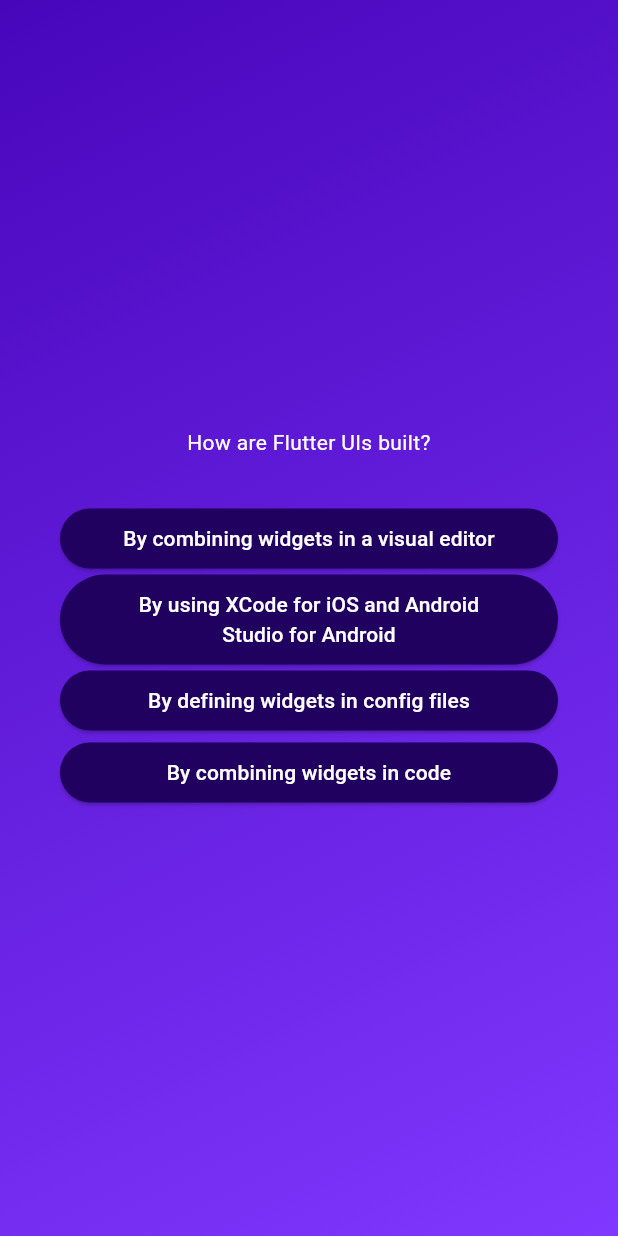
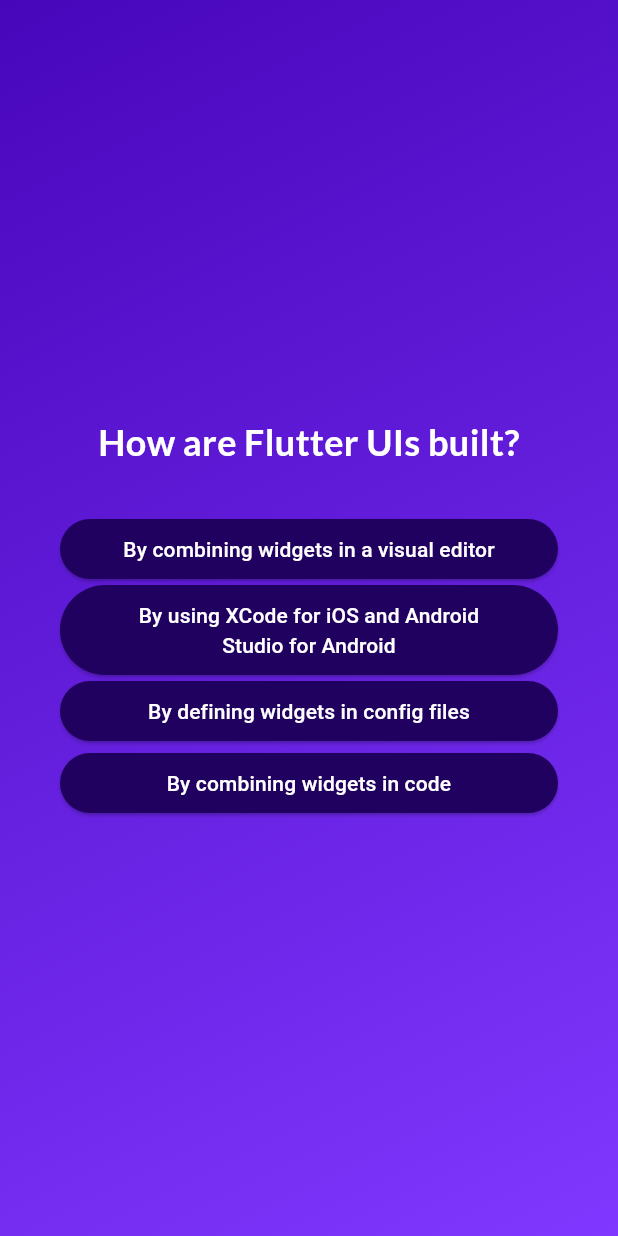
Before and after one commit to Coolhatena/flutter-quiz-app, a Flutter app: the screen it shows after launch, after a tap on "Start Quiz", after a tap on "Components", on a phone screen of 412 x 824 dp. Run offline on Flutter 3.47's test engine with Material 3 defaults, Android fonts, the phone set to English and light mode, and no system bars; our stand-ins replace google_fonts.

```diff
--- a/lib/questions_screen.dart
+++ b/lib/questions_screen.dart
@@ -1,9 +1,12 @@
 import 'package:flutter/material.dart';
+import 'package:google_fonts/google_fonts.dart';
 import 'package:quiz_app/answer_button.dart';
 import 'package:quiz_app/data/questions.dart';
 
 class QuestionsScreen extends StatefulWidget {
-  const QuestionsScreen({super.key});
+  const QuestionsScreen({super.key, required this.onSelectAnswer});
+
+  final void Function(String answer) onSelectAnswer;
 
   @override
   State<QuestionsScreen> createState() {
@@ -14,7 +17,8 @@ class QuestionsScreen extends StatefulWidget {
 class _QuestionsScreenState extends State<QuestionsScreen> {
   var currentQuestionIndex = 0;
 
-  void answerQuestion() {
+  void answerQuestion(String selectedAnswer) {
+    widget.onSelectAnswer(selectedAnswer);
     setState(() {
       currentQuestionIndex++;
     });
@@ -32,14 +36,20 @@ class _QuestionsScreenState extends State<QuestionsScreen> {
         children: [
           Text(
             currentQuestion.text,
-            style: const TextStyle(color: Colors.white),
+            style: GoogleFonts.lato(
+              color: Colors.white,
+              fontSize: 24,
+              fontWeight: FontWeight.bold,
+            ),
             textAlign: TextAlign.center,
           ),
           const SizedBox(height: 30),
-          ...currentQuestion.getShuffledAnswers().map((item) {
+          ...currentQuestion.getShuffledAnswers().map((answer) {
             return AnswerButton(
-              answerText: item,
-              onTap: answerQuestion,
+              answerText: answer,
+              onTap: () {
+                answerQuestion(answer);
+              },
             );
           })
         ],
--- a/lib/quiz.dart
+++ b/lib/quiz.dart
@@ -1,4 +1,5 @@
 import 'package:flutter/material.dart';
+import 'package:quiz_app/data/questions.dart';
 import 'package:quiz_app/gradient_container.dart';
 import 'package:quiz_app/questions_screen.dart';
 import 'package:quiz_app/start_screen.dart';
@@ -13,6 +14,7 @@ class Quiz extends StatefulWidget {
 }
 
 class _QuizState extends State<Quiz> {
+  final List<String> selectedAnswers = [];
   var activeScreen = 'start-screen';
   // Screen switching method 1
   // Widget? activeScreen;
@@ -30,11 +32,24 @@ class _QuizState extends State<Quiz> {
     });
   }
 
+  void storeAnswer(String answer) {
+    selectedAnswers.add(answer);
+
+    if (selectedAnswers.length == questions.length) {
+      selectedAnswers.clear();
+      setState(() {
+        activeScreen = 'start-screen';
+      });
+    }
+  }
+
   @override
   Widget build(BuildContext context) {
     Widget screenWidget = activeScreen == 'start-screen'
         ? StartScreen(switchScreen)
-        : const QuestionsScreen();
+        : QuestionsScreen(
+            onSelectAnswer: storeAnswer,
+          );
 
     // Screen switching method 2
     // if (activeScreen == 'start-screen') {
```
